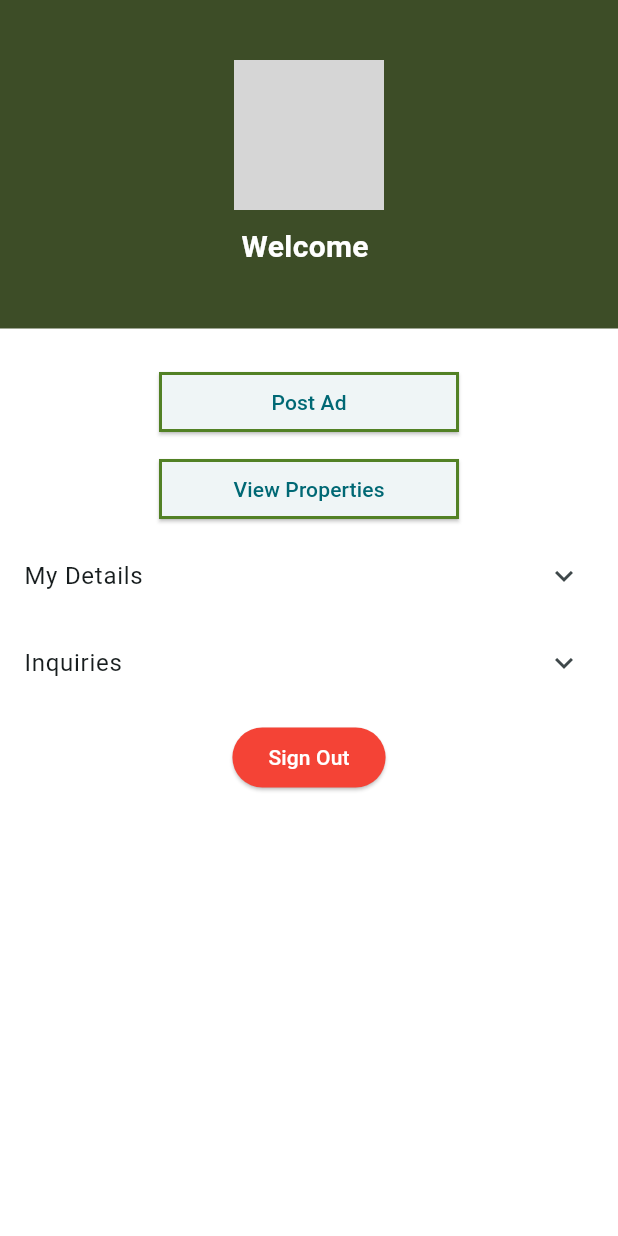
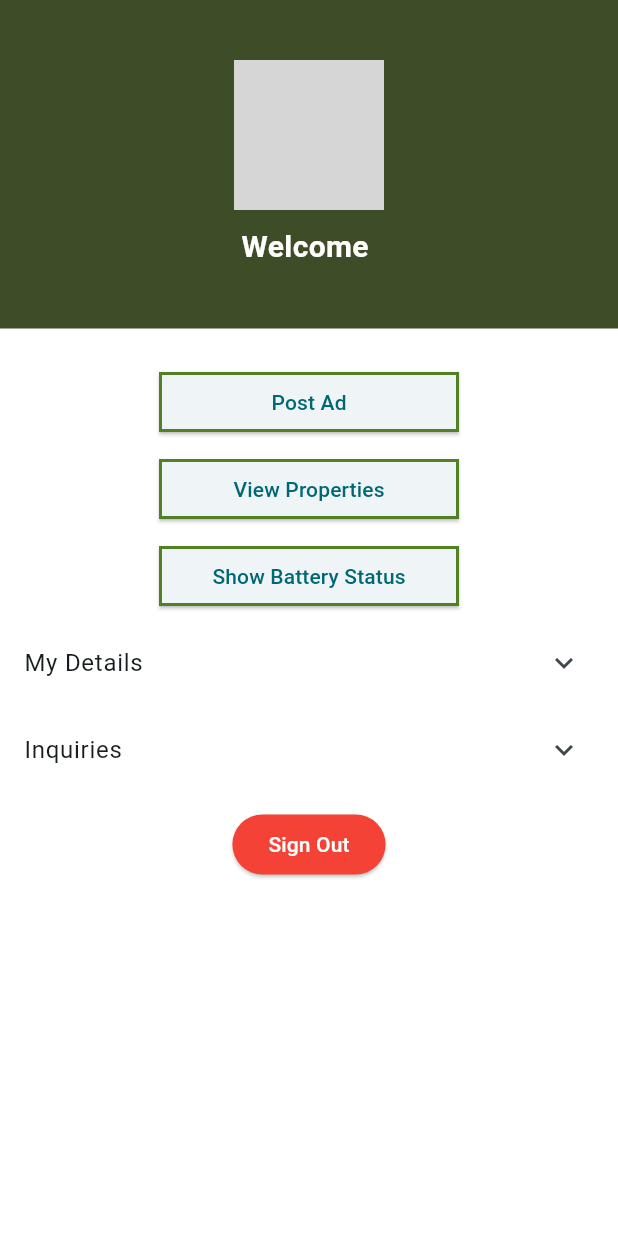
Before and after one commit to ANUDA-k/CB013173_sem2, a Flutter app: the ProfilePage screen opened directly, on a phone screen of 412 x 824 dp. Run offline on Flutter 3.47's test engine with Material 3 defaults, Android fonts, the phone set to English and light mode, and no system bars; our stand-ins replace battery_plus, shared_preferences; accounts and stored records are empty; network calls fail; grey boxes are pictures that could not be loaded.

Commit message:
Battery status feature

```diff
--- a/lib/screens/profile.dart
+++ b/lib/screens/profile.dart
@@ -1,23 +1,39 @@
 import 'dart:math';
 import 'package:flutter/material.dart';
+import 'package:battery_plus/battery_plus.dart';
 import 'package:provider/provider.dart';
 import '../providers/auth_provider.dart';
 import '../screens/postad.dart';
 import '../screens/explore.dart';
 import '../screens/login.dart';
 
-class ProfilePage extends StatelessWidget {
-  final List<String> randomImages = [
-    'https://randomuser.me/api/portraits/men/1.jpg',
-    'https://randomuser.me/api/portraits/women/2.jpg',
-    'https://randomuser.me/api/portraits/men/3.jpg',
-    'https://randomuser.me/api/portraits/women/4.jpg',
-  ];
+class ProfilePage extends StatefulWidget {
+  @override
+  _ProfilePageState createState() => _ProfilePageState();
+}
+
+class _ProfilePageState extends State<ProfilePage> {
+  final Battery _battery = Battery();
+  String _batteryStatus = '';
+
+  Future<void> _getBatteryStatus() async {
+    final level = await _battery.batteryLevel;
+    final state = await _battery.batteryState;
+    setState(() {
+      _batteryStatus = 'Battery: $level%, State: ${state.name}';
+    });
+  }
 
   @override
   Widget build(BuildContext context) {
     final user = Provider.of<AuthProvider>(context).user;
     final name = user?.name ?? 'User';
+    final randomImages = [
+      'https://randomuser.me/api/portraits/men/1.jpg',
+      'https://randomuser.me/api/portraits/women/2.jpg',
+      'https://randomuser.me/api/portraits/men/3.jpg',
+      'https://randomuser.me/api/portraits/women/4.jpg',
+    ];
 
     return Scaffold(
       body: SingleChildScrollView(
@@ -28,12 +44,30 @@ class ProfilePage extends StatelessWidget {
               imageUrl: randomImages[Random().nextInt(randomImages.length)],
             ),
             SizedBox(height: 20),
-            CustomButton(text: 'Post Ad', onPressed: () {
-              Navigator.push(context, MaterialPageRoute(builder: (_) => PostAdScreen()));
-            }),
-            CustomButton(text: 'View Properties', onPressed: () {
-              Navigator.push(context, MaterialPageRoute(builder: (_) => ExplorePage()));
-            }),
+            CustomButton(
+              text: 'Post Ad',
+              onPressed: () {
+                Navigator.push(context, MaterialPageRoute(builder: (_) => PostAdScreen()));
+              },
+            ),
+            CustomButton(
+              text: 'View Properties',
+              onPressed: () {
+                Navigator.push(context, MaterialPageRoute(builder: (_) => ExplorePage()));
+              },
+            ),
+            CustomButton(
+              text: 'Show Battery Status',
+              onPressed: _getBatteryStatus,
+            ),
+            if (_batteryStatus.isNotEmpty)
+              Padding(
+                padding: const EdgeInsets.all(8.0),
+                child: Text(
+                  _batteryStatus,
+                  style: TextStyle(fontSize: 16, color: Colors.green),
+                ),
+              ),
             ExpansionTile(
               title: Text('My Details'),
               children: [
--- a/pubspec.yaml
+++ b/pubspec.yaml
@@ -38,6 +38,7 @@ dependencies:
   # battery_plus: ^4.0.2
   # geolocator: ^11.0.0
   # permission_handler: ^11.3.1
+  battery_plus: ^5.0.0
 
 
 
```
Also changed, not shown: lib/screens/explore.dart (+13 -6 lines), pubspec.lock, 3 other files.
